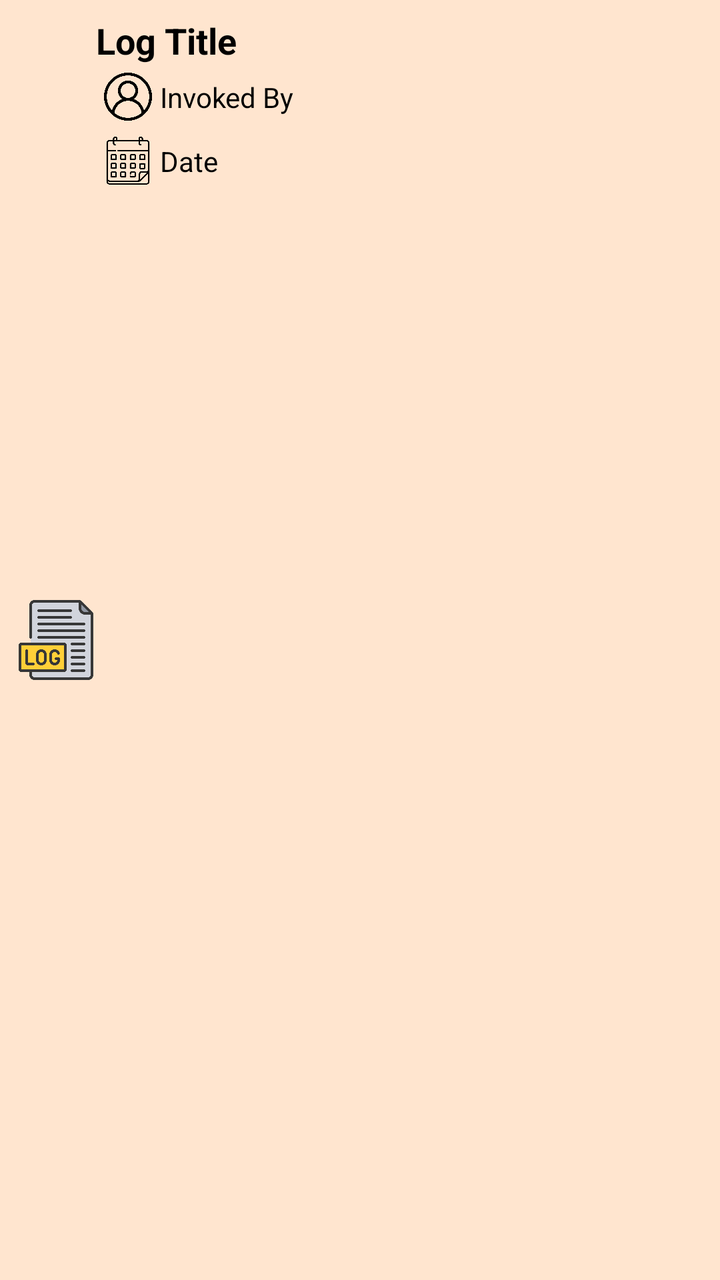
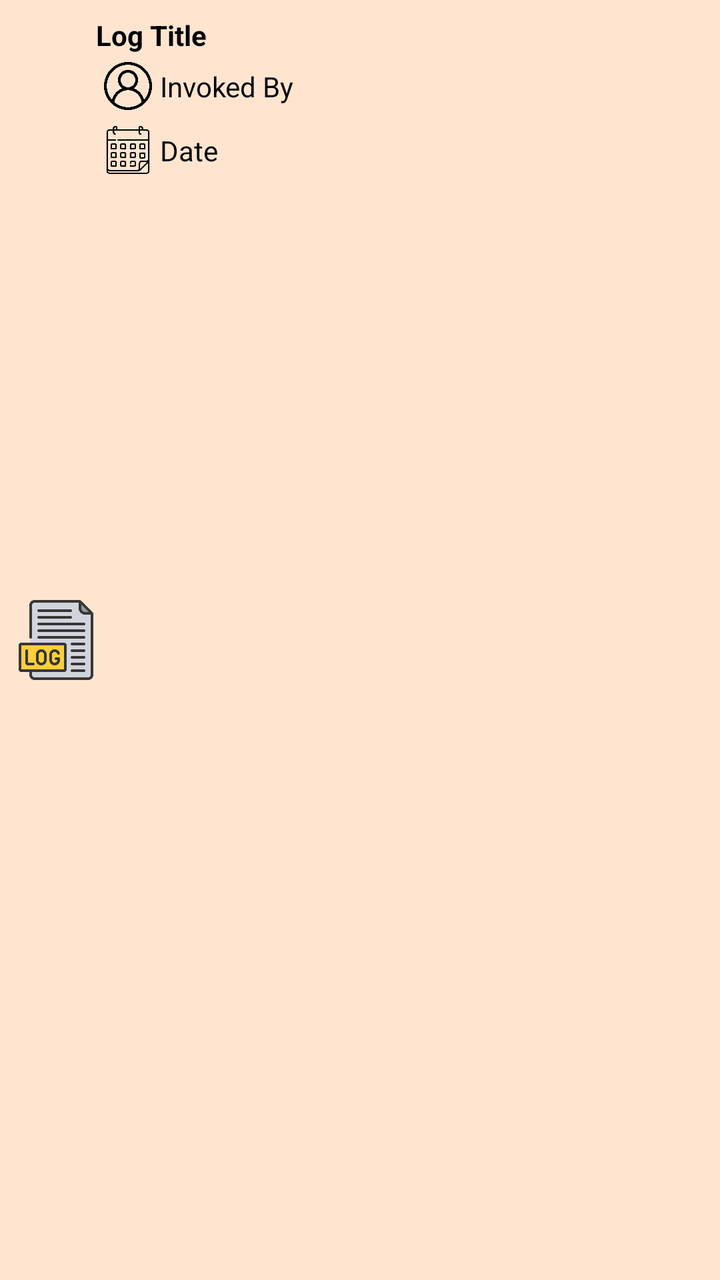

Two renders of the same Android screen: before a commit and after it. Below are the layout's source before the change and the commit's diff.
<!-- AndroidManifest.xml: application theme Theme.MyWarehouse -->
<!-- res/layout/item_log.xml -->
<androidx.constraintlayout.widget.ConstraintLayout xmlns:android="http://schemas.android.com/apk/res/android"
    xmlns:app="http://schemas.android.com/apk/res-auto"
    android:layout_width="match_parent"
    android:layout_height="wrap_content"
    android:padding="8dp"
    android:background="#FFE5CF"
    android:layout_margin="8dp">

    
    <androidx.appcompat.widget.AppCompatImageView
        android:id="@+id/log_icon"
        android:layout_width="40dp"
        android:layout_height="40dp"
        android:layout_marginEnd="8dp"
        android:src="@drawable/ic_log"
        app:layout_constraintTop_toTopOf="parent"
        app:layout_constraintStart_toStartOf="parent"
        app:layout_constraintBottom_toBottomOf="parent" />

    
    <com.google.android.material.textview.MaterialTextView
        android:id="@+id/text_title"
        android:layout_width="0dp"
        android:layout_height="wrap_content"
        android:text="Log Title"
        android:textColor="@android:color/black"
        android:textSize="18sp"
        android:textStyle="bold"
        android:layout_marginBottom="8dp"
        app:layout_constraintTop_toTopOf="parent"
        app:layout_constraintStart_toEndOf="@id/log_icon"
        app:layout_constraintEnd_toEndOf="parent" />

    
    <androidx.constraintlayout.widget.ConstraintLayout
        android:id="@+id/invoked_by_container"
        android:layout_width="0dp"
        android:layout_height="wrap_content"
        android:layout_marginBottom="8dp"
        app:layout_constraintTop_toBottomOf="@id/text_title"
        app:layout_constraintStart_toEndOf="@id/log_icon"
        app:layout_constraintEnd_toEndOf="parent">

        
        <androidx.appcompat.widget.AppCompatImageView
            android:id="@+id/invoked_by_icon"
            android:layout_width="24dp"
            android:layout_height="24dp"
            android:src="@drawable/ic_account"
            android:tint="@color/black"
            app:layout_constraintStart_toStartOf="parent"
            app:layout_constraintTop_toTopOf="parent"
            app:layout_constraintBottom_toBottomOf="parent"
            android:layout_margin="4dp" />

        
        <com.google.android.material.textview.MaterialTextView
            android:id="@+id/text_invoked_by"
            android:layout_width="0dp"
            android:layout_height="wrap_content"
            android:text="Invoked By"
            android:textColor="@android:color/black"
            android:textSize="14sp"
            android:layout_marginStart="4dp"
            app:layout_constraintStart_toEndOf="@id/invoked_by_icon"
            app:layout_constraintTop_toTopOf="parent"
            app:layout_constraintBottom_toBottomOf="parent"
            app:layout_constraintEnd_toEndOf="parent" />

    </androidx.constraintlayout.widget.ConstraintLayout>

    
    <androidx.constraintlayout.widget.ConstraintLayout
        android:id="@+id/date_container"
        android:layout_width="0dp"
        android:layout_height="wrap_content"
        android:layout_marginBottom="8dp"
        app:layout_constraintTop_toBottomOf="@id/invoked_by_container"
        app:layout_constraintStart_toEndOf="@id/log_icon"
        app:layout_constraintEnd_toEndOf="parent">

        
        <androidx.appcompat.widget.AppCompatImageView
            android:id="@+id/date_icon"
            android:layout_width="24dp"
            android:layout_height="24dp"
            android:src="@drawable/ic_date"
            android:tint="@color/black"
            app:layout_constraintStart_toStartOf="parent"
            app:layout_constraintTop_toTopOf="parent"
            app:layout_constraintBottom_toBottomOf="parent"
            android:layout_margin="4dp" />

        
        <com.google.android.material.textview.MaterialTextView
            android:id="@+id/text_date"
            android:layout_width="0dp"
            android:layout_height="wrap_content"
            android:text="Date"
            android:textColor="@android:color/black"
            android:textSize="14sp"
            android:layout_marginStart="4dp"
            app:layout_constraintStart_toEndOf="@id/date_icon"
            app:layout_constraintTop_toTopOf="parent"
            app:layout_constraintBottom_toBottomOf="parent"
            app:layout_constraintEnd_toEndOf="parent" />

    </androidx.constraintlayout.widget.ConstraintLayout>

    
    <com.google.android.material.textview.MaterialTextView
        android:id="@+id/text_notes"
        android:layout_width="0dp"
        android:layout_height="wrap_content"
        android:textColor="@android:color/black"
        android:textSize="14sp"
        android:textStyle="italic"
        android:padding="8dp"
        app:layout_constraintTop_toBottomOf="@id/date_container"
        app:layout_constraintStart_toEndOf="@id/log_icon"
        app:layout_constraintEnd_toEndOf="parent"
        app:layout_constraintBottom_toBottomOf="parent" />
</androidx.constraintlayout.widget.ConstraintLayout>
<!-- resources referenced by this layout -->
<resources>
  <color name="black">#FF000000</color>
  <!-- drawable ic_account: png bitmap (drawable, 22620 bytes) -->
  <!-- drawable ic_date: png bitmap (drawable, 13522 bytes) -->
  <!-- drawable ic_log: png bitmap (drawable, 17290 bytes) -->
  <style name="Theme.MyWarehouse" parent="Base.Theme.MyWarehouse" />
  <style name="Base.Theme.MyWarehouse" parent="Theme.Material3.DayNight.NoActionBar">
  
         <item name="colorPrimary">@color/green</item>
      </style>
  <color name="green">#065245</color>
</resources>

<!-- the commit's change to res/layout/item_log.xml (unified diff, before → after) -->
@@ -24,7 +24,8 @@
         android:layout_height="wrap_content"
         android:text="Log Title"
         android:textColor="@android:color/black"
-        android:textSize="18sp"
+        app:autoSizeTextType="uniform"
+        app:autoSizeMinTextSize="14sp"
         android:textStyle="bold"
         android:layout_marginBottom="8dp"
         app:layout_constraintTop_toTopOf="parent"
@@ -60,7 +61,8 @@
             android:layout_height="wrap_content"
             android:text="Invoked By"
             android:textColor="@android:color/black"
-            android:textSize="14sp"
+            app:autoSizeTextType="uniform"
+            app:autoSizeMinTextSize="14sp"
             android:layout_marginStart="4dp"
             app:layout_constraintStart_toEndOf="@id/invoked_by_icon"
             app:layout_constraintTop_toTopOf="parent"
@@ -98,7 +100,8 @@
             android:layout_height="wrap_content"
             android:text="Date"
             android:textColor="@android:color/black"
-            android:textSize="14sp"
+            app:autoSizeTextType="uniform"
+            app:autoSizeMinTextSize="14sp"
             android:layout_marginStart="4dp"
             app:layout_constraintStart_toEndOf="@id/date_icon"
             app:layout_constraintTop_toTopOf="parent"
